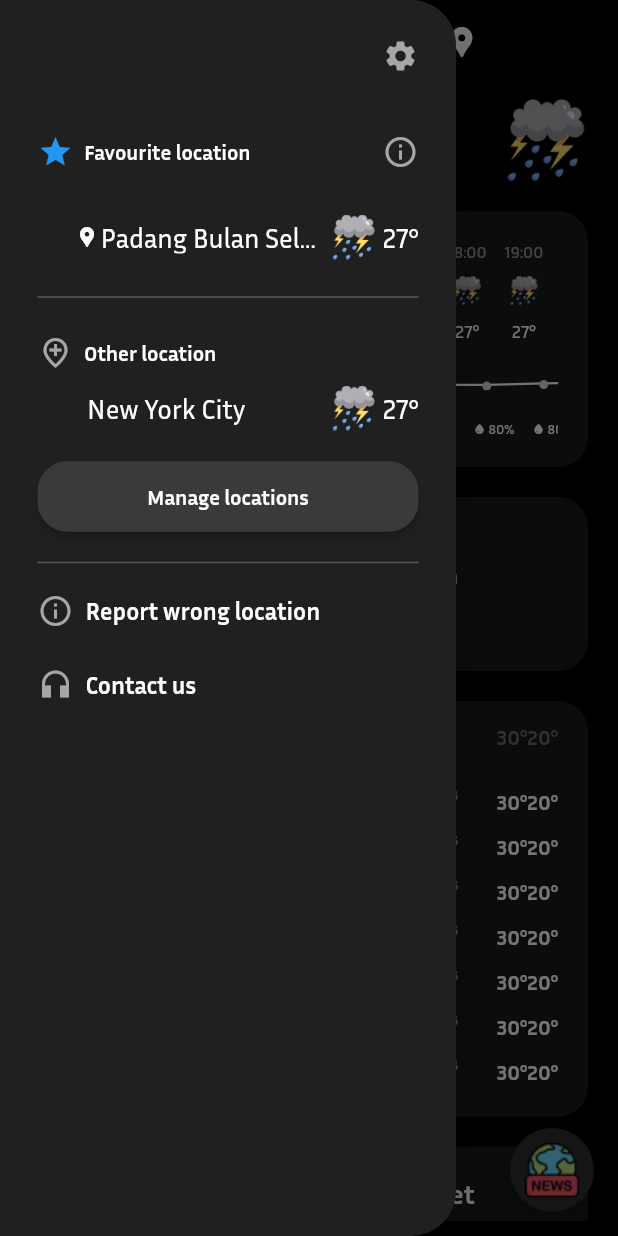
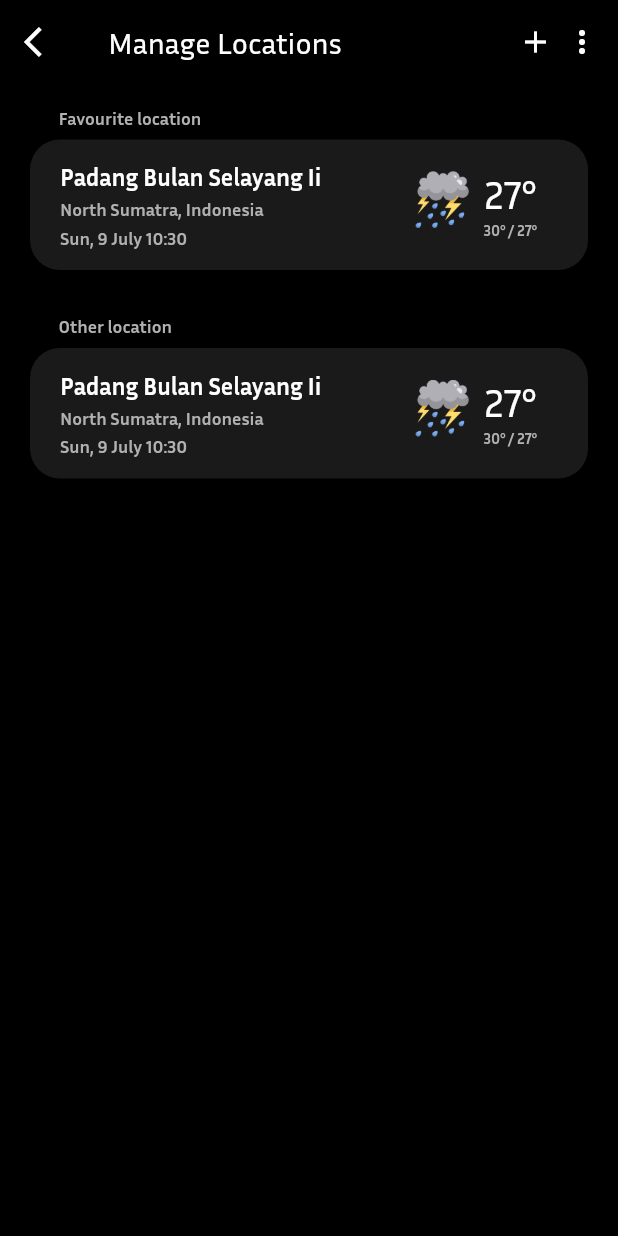
Before and after one commit to Melvin-Jovano/mobile-uas, a Flutter app: the screen it shows after launch, in the side drawer, after a tap on "Manage locations", on a phone screen of 412 x 824 dp. Run offline on Flutter 3.47's test engine with Material 2 defaults, Android fonts, the phone set to English and light mode, and no system bars; our stand-ins replace flutter_svg.

Commit message:
feat: manage locations

```diff
--- a/lib/pages/home.dart
+++ b/lib/pages/home.dart
@@ -3,6 +3,8 @@ import 'package:flutter_svg/flutter_svg.dart';
 import 'package:intl/intl.dart';
 import 'package:mobile_uas/config/days.dart';
 import 'package:mobile_uas/config/pallete.dart';
+import 'package:mobile_uas/pages/manage_locations.dart';
+import 'package:mobile_uas/utils/dateformat.dart';
 import 'package:mobile_uas/utils/hour_rotation.dart';
 import 'package:mobile_uas/utils/rand_int.dart';
 import 'package:mobile_uas/utils/random_weather.dart';
@@ -23,8 +25,8 @@ class _HomePageState extends State<HomePage> {
         drawer: Drawer(
           shape: const RoundedRectangleBorder(
               borderRadius: BorderRadius.only(
-              topRight: Radius.circular(30),
-              bottomRight: Radius.circular(30)),
+            topRight: Radius.circular(30),
+            bottomRight: Radius.circular(30)),
           ),
           backgroundColor: const Color(0xFF202020),
           child: Container(
@@ -108,12 +110,18 @@ class _HomePageState extends State<HomePage> {
                     padding: const MaterialStatePropertyAll(EdgeInsets.symmetric(vertical: 15)),
                     shape: MaterialStateProperty.all<RoundedRectangleBorder>(
                       RoundedRectangleBorder(
-                        borderRadius: BorderRadius.circular(20),
+                        borderRadius: BorderRadius.circular(30),
                       )
                     ),
                     backgroundColor: const MaterialStatePropertyAll(Color(0xFF3A3A3A))
                   ),
-                  onPressed: () {},
+                  onPressed: () {
+                    Navigator.pop(context);
+                    Navigator.push(
+                      context,
+                      MaterialPageRoute(builder: (context) => const ManageLocations()),
+                    );
+                  },
                   child: const Text('Manage locations', style: TextStyle(
                     fontWeight: FontWeight.bold
                   )),
@@ -178,7 +186,7 @@ class _HomePageState extends State<HomePage> {
                   children: [
                     Row(
                       children: [
-                        const Text('27°', style: TextStyle(
+                        Text('${randInt(23, 29)}°', style: const TextStyle(
                           fontSize: 44
                         ),),
                         const SizedBox(width: 10,),
@@ -187,10 +195,10 @@ class _HomePageState extends State<HomePage> {
                           crossAxisAlignment: CrossAxisAlignment.start,
                           children: [
                             const SizedBox(height: 10,),
-                            const Text('33° / 24°', style: TextStyle(
+                            Text('${randInt(30, 35)}° / ${randInt(23, 29)}°', style: const TextStyle(
                               fontSize: 12
                             ),),
-                            Text(DateFormat('EEEE, HH:mm').format(DateTime.now()), style: const TextStyle(
+                            Text(dateformat(), style: const TextStyle(
                               fontSize: 12
                             ),),
                           ],
--- /dev/null
+++ b/lib/pages/manage_locations.dart
@@ -0,0 +1,207 @@
+import 'package:flutter/material.dart';
+import 'package:mobile_uas/config/pallete.dart';
+import 'package:mobile_uas/utils/dateformat.dart';
+import 'package:mobile_uas/utils/rand_int.dart';
+import 'package:mobile_uas/utils/random_weather.dart';
+
+class ManageLocations extends StatefulWidget {
+  const ManageLocations({super.key});
+
+  @override
+  State<ManageLocations> createState() => _ManageLocationsState();
+}
+
+class _ManageLocationsState extends State<ManageLocations> {
+  @override
+  Widget build(BuildContext context) {
+    return SafeArea(
+      child: Scaffold(
+        backgroundColor: Pallete.primary,
+        appBar: AppBar(
+          leading: InkWell(
+            child: const Icon(Icons.arrow_back_ios),
+            onTap: () {
+              Navigator.pop(context);
+            },
+          ),
+          actions: const [
+            Icon(Icons.add),
+            SizedBox(width: 7,),
+            Icon(Icons.more_vert),
+            SizedBox(width: 12,),
+          ],
+          backgroundColor: Colors.transparent,
+          title: const Text('Manage Locations'),
+        ),
+        body: Padding(
+          padding: const EdgeInsets.symmetric(
+            vertical: 15,
+            horizontal: 20
+          ),
+          child: ListView(
+            children: [
+              Column(
+                crossAxisAlignment: CrossAxisAlignment.start,
+                children: [
+                  const Row(
+                    children: [
+                      SizedBox(width: 19,),
+                      Text('Favourite location', style: TextStyle(
+                        fontSize: 12,
+                        fontWeight: FontWeight.bold,
+                        color: Color(0xFFB1B1B1)
+                      ),),
+                    ],
+                  ),
+                  const SizedBox(height: 8,),
+                  Container(
+                    decoration: const BoxDecoration(
+                      color: Colors.white10,
+                      borderRadius: BorderRadius.all(Radius.circular(20))
+                    ),
+                    padding: const EdgeInsets.symmetric(
+                      vertical: 15,
+                      horizontal: 20
+                    ),
+                    child: Row(
+                      children: [
+                        Expanded(
+                          flex: 2,
+                          child: Column(
+                            crossAxisAlignment: CrossAxisAlignment.start,
+                            children: [
+                              const Text('Padang Bulan Selayang Ii', style: TextStyle(
+                                fontSize: 16,
+                                fontWeight: FontWeight.bold
+                              ), maxLines: 1, overflow: TextOverflow.ellipsis,),
+                              const SizedBox(height: 5,),
+                              const Text('North Sumatra, Indonesia', style: TextStyle(
+                                fontSize: 12,
+                                fontWeight: FontWeight.bold,
+                                color: Color(0xFFB1B1B1)
+                              ),),
+                              const SizedBox(height: 5,),
+                              Text(dateformat(format: 'EEE, d MMMM HH:mm'), style: const TextStyle(
+                                fontSize: 12,
+                                fontWeight: FontWeight.bold,
+                                color: Color(0xFFB1B1B1)
+                              ),),
+                            ],
+                          ),
+                        ),
+                        Expanded(
+                          flex: 1,
+                          child: Row(
+                            crossAxisAlignment: CrossAxisAlignment.start,
+                            mainAxisAlignment: MainAxisAlignment.center,
+                            children: [
+                              Image.asset(randomWeather(), width: 39,),
+                              const SizedBox(width: 8,),
+                              Column(
+                                children: [
+                                  Text('${randInt(23, 29)}°', style: const TextStyle(
+                                    fontSize: 26
+                                  ),),
+                                  const SizedBox(height: 2,),
+                                  Text('${randInt(30, 35)}° / ${randInt(23, 29)}°', style: const TextStyle(
+                                    fontSize: 10,
+                                    fontWeight: FontWeight.bold,
+                                    color: Color(0xFFB1B1B1)
+                                  ),),
+                                ],
+                              ),
+                            ],
+                          ),
+                        ),
+                      ],
+                    ),
+                  ),
+                  const SizedBox(height: 30,)
+                ],
+              ),
+
+              Column(
+                crossAxisAlignment: CrossAxisAlignment.start,
+                children: [
+                  const Row(
+                    children: [
+                      SizedBox(width: 19,),
+                      Text('Other location', style: TextStyle(
+                        fontSize: 12,
+                        fontWeight: FontWeight.bold,
+                        color: Color(0xFFB1B1B1)
+                      ),),
+                    ],
+                  ),
+                  const SizedBox(height: 8,),
+                  Container(
+                    decoration: const BoxDecoration(
+                      color: Colors.white10,
+                      borderRadius: BorderRadius.all(Radius.circular(20))
+                    ),
+                    padding: const EdgeInsets.symmetric(
+                      vertical: 15,
+                      horizontal: 20
+                    ),
+                    child: Row(
+                      children: [
+                        Expanded(
+                          flex: 2,
+                          child: Column(
+                            crossAxisAlignment: CrossAxisAlignment.start,
+                            children: [
+                              const Text('Padang Bulan Selayang Ii', style: TextStyle(
+                                fontSize: 16,
+                                fontWeight: FontWeight.bold
+                              ), maxLines: 1, overflow: TextOverflow.ellipsis,),
+                              const SizedBox(height: 5,),
+                              const Text('North Sumatra, Indonesia', style: TextStyle(
+                                fontSize: 12,
+                                fontWeight: FontWeight.bold,
+                                color: Color(0xFFB1B1B1)
+                              ),),
+                              const SizedBox(height: 5,),
+                              Text(dateformat(format: 'EEE, d MMMM HH:mm'), style: const TextStyle(
+                                fontSize: 12,
+                                fontWeight: FontWeight.bold,
+                                color: Color(0xFFB1B1B1)
+                              ),),
+                            ],
+                          ),
+                        ),
+                        Expanded(
+                          flex: 1,
+                          child: Row(
+                            crossAxisAlignment: CrossAxisAlignment.start,
+                            mainAxisAlignment: MainAxisAlignment.center,
+                            children: [
+                              Image.asset(randomWeather(), width: 39,),
+                              const SizedBox(width: 8,),
+                              Column(
+                                children: [
+                                  Text('${randInt(23, 29)}°', style: const TextStyle(
+                                    fontSize: 26
+                                  ),),
+                                  const SizedBox(height: 2,),
+                                  Text('${randInt(30, 35)}° / ${randInt(23, 29)}°', style: const TextStyle(
+                                    fontSize: 10,
+                                    fontWeight: FontWeight.bold,
+                                    color: Color(0xFFB1B1B1)
+                                  ),),
+                                ],
+                              ),
+                            ],
+                          ),
+                        ),
+                      ],
+                    ),
+                  )
+                ],
+              )
+            ],
+          ),
+        )
+      ),
+    );
+  }
+}
--- /dev/null
+++ b/lib/utils/dateformat.dart
@@ -0,0 +1,5 @@
+import 'package:intl/intl.dart';
+
+String dateformat({String format = 'EEEE, HH:mm', DateTime? date}) {
+  return DateFormat(format).format(date ?? DateTime.now());
+}
```
